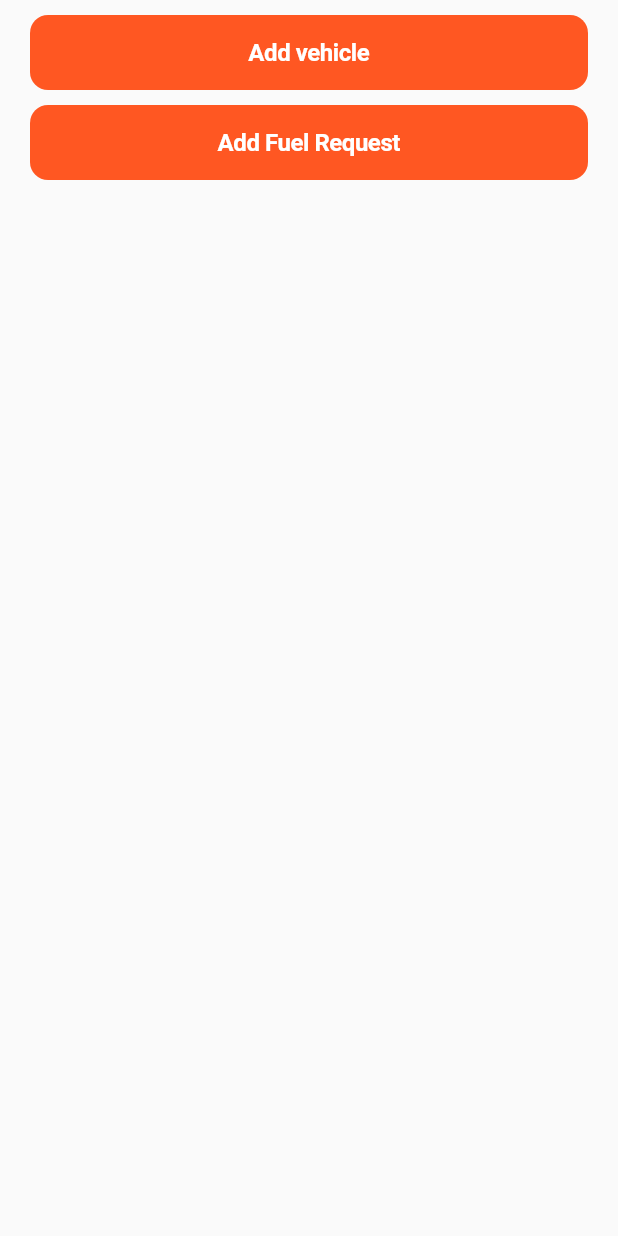
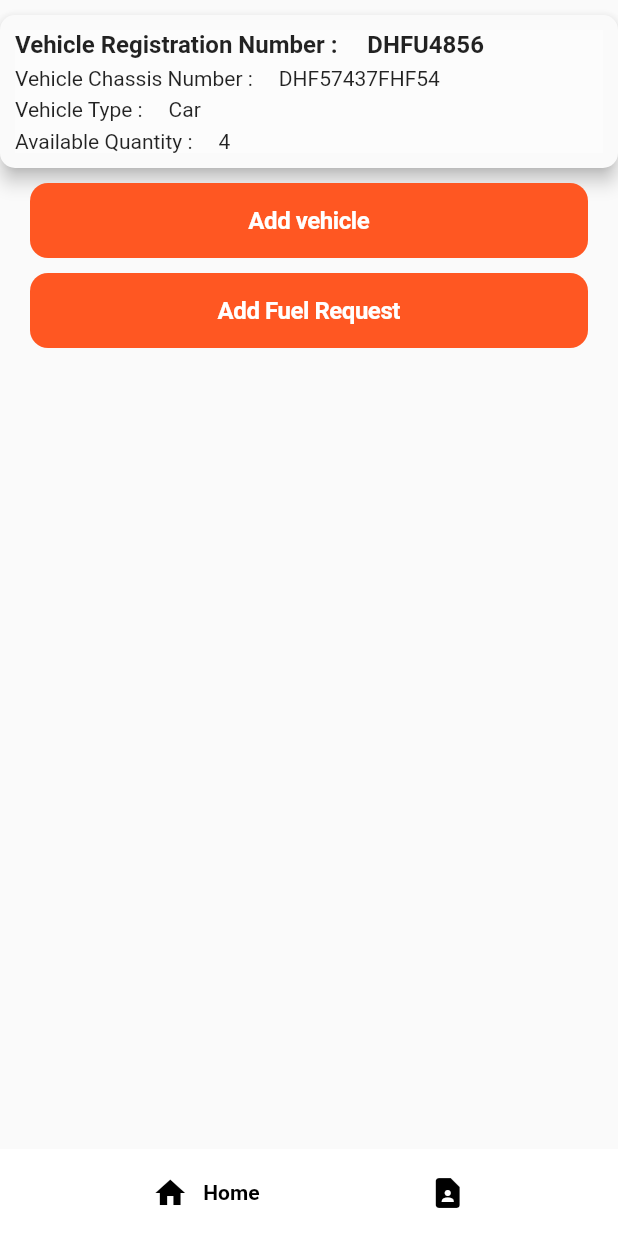
Before and after one commit to Kanishka-Git97/Power-Fuel-Client-App, a Flutter app: the screen it shows after launch, after a tap on "Sign In", on a phone screen of 412 x 824 dp. Run offline on Flutter 3.47's test engine with Material 2 defaults, Android fonts, the phone set to English and light mode, and no system bars; drawn by our look-alikes of google_nav_bar; our stand-ins replace snippet_coder_utils.

Commit message:
updated some screen Ui, and creted custom bottom navigation and vehicle details card

```diff
--- /dev/null
+++ b/lib/presentation/molecules/custom_bottom_navigation.dart
@@ -0,0 +1,71 @@
+
+
+import 'package:flutter/material.dart';
+import 'package:google_nav_bar/google_nav_bar.dart';
+
+import '../screens/Vehicle/add_vehicle.dart';
+import '../screens/home_screen.dart';
+
+class CustomBottomNavigationBar extends StatefulWidget {
+  const CustomBottomNavigationBar({Key? key, required this.index}) : super(key: key);
+
+  final int index;
+
+  @override
+  State<CustomBottomNavigationBar> createState() =>
+      _CustomBottomNavigationBarState();
+}
+
+class _CustomBottomNavigationBarState extends State<CustomBottomNavigationBar> {
+  int _selectedIndex = 0;
+
+
+  @override
+  void initState() {
+    super.initState();
+    _selectedIndex = widget.index;
+  }
+
+  @override
+  Widget build(BuildContext context) {
+    return SafeArea(
+      child: GNav(
+          selectedIndex: _selectedIndex,
+          tabMargin: const EdgeInsets.symmetric(vertical: 5),
+          mainAxisAlignment: MainAxisAlignment.spaceEvenly,
+          backgroundColor: Colors.white,
+          color: Colors.white,
+          activeColor: Colors.black,
+          tabBackgroundColor: Colors.white,
+          gap: 10,
+          padding: const EdgeInsets.symmetric(vertical: 12, horizontal: 12),
+
+          tabs: [
+            GButton(
+              icon: Icons.home,
+              iconColor: Colors.black,
+              text: 'Home',
+              onPressed: () {
+                Navigator.push(
+                  context,
+                  MaterialPageRoute(builder: (context) => const HomeScreen()),
+                );
+              },
+            ),
+            GButton(
+              icon: Icons.contact_page,
+              iconColor: Colors.black,
+              text: 'Create',
+              onPressed: () {
+                Navigator.push(
+                  context,
+                  MaterialPageRoute(
+                    builder: (context) => const AddVehicle(),
+                  ),
+                );
+              },
+            ),
+          ]),
+    );
+  }
+}
--- a/lib/presentation/screens/Vehicle/add_vehicle.dart
+++ b/lib/presentation/screens/Vehicle/add_vehicle.dart
@@ -100,7 +100,7 @@ class _AddVehicleState extends State<AddVehicle> {
                           Navigator.push(
                               context,
                               MaterialPageRoute(
-                                  builder: (context) => HomeScreen( )));
+                                  builder: (context) => const HomeScreen()));
                         },
                         text: "Submit",
                         buttonColor:primaryColor,
--- a/lib/presentation/screens/home_screen.dart
+++ b/lib/presentation/screens/home_screen.dart
@@ -1,6 +1,8 @@
 import 'package:flutter/material.dart';
 import 'package:power_fuel_client_app/constants/constants.dart';
 import 'package:power_fuel_client_app/presentation/atoms/primary_button.dart';
+import 'package:power_fuel_client_app/presentation/molecules/custom_bottom_navigation.dart';
+import 'package:power_fuel_client_app/presentation/molecules/vehicle_details_card.dart';
 import 'package:power_fuel_client_app/presentation/screens/Vehicle/add_vehicle.dart';
 
 class HomeScreen extends StatefulWidget {
@@ -20,6 +22,8 @@ class _HomeScreenState extends State<HomeScreen> {
           child: Column(
             mainAxisAlignment: MainAxisAlignment.start,
             children: [
+              const SizedBox(height: 10,),
+              const VehicleDetailsCard(regiNo: "DHFU4856", chassisNo: "DHF57437FHF54", vehicleType: "Car", fuelType: "Petrol", availableQty: "4"),
               const SizedBox(
                 height: 10,
               ),
@@ -53,6 +57,7 @@ class _HomeScreenState extends State<HomeScreen> {
           ),
         ),
       ),
+      bottomNavigationBar: const CustomBottomNavigationBar(index: 0),
     );
   }
 }
--- a/lib/presentation/screens/login_screen.dart
+++ b/lib/presentation/screens/login_screen.dart
@@ -36,7 +36,27 @@ class _LoginScreenState extends State<LoginScreen> {
                   ),
                 ),
                 const SizedBox(
-                  height: 60,
+                  height: 40,
+                ),
+                GestureDetector(
+                onTap: () {
+                  Navigator.pushReplacement(
+                    context,
+                    MaterialPageRoute(
+                      builder: ((context) => const RegisterScreen()),
+                    ),
+                  );
+                },
+                child: const Text(
+                  "Don't have a account? SIgn Up here",
+                  style: TextStyle(
+                      fontSize: 12,
+                      fontWeight: FontWeight.w400,
+                      color: Colors.blue),
+                ),
+              ),
+                const SizedBox(
+                  height: 20,
                 ),
                 const TextInput(
                   hintText: "Enter Username",
--- a/pubspec.yaml
+++ b/pubspec.yaml
@@ -37,6 +37,7 @@ dependencies:
   http: ^0.13.5
   snippet_coder_utils: ^1.0.12
   dio: ^4.0.6
+  google_nav_bar: ^5.0.6
 
 dev_dependencies:
   flutter_test:
```
Also changed, not shown: lib/presentation/molecules/vehicle_details_card.dart (renamed from lib/presentation/atoms/vehicle_details_card.dart), pubspec.lock.
